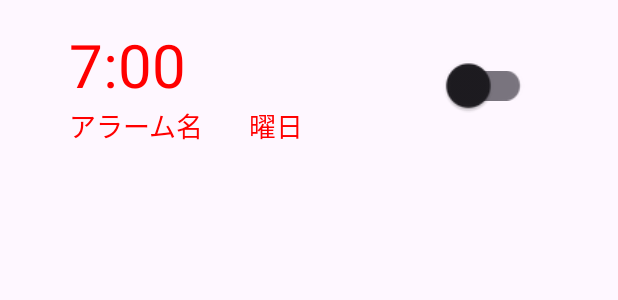
After one commit to t-haruki122/Powerful_Alarm, an Android app: the layout alarm_item.xml on its own in the app's theme, with its tools: preview values and no code run, on a phone screen of 412 x 824 dp. The commit adds this screen. Shown: the top 300 px of the screen. Run offline under Robolectric (Android 15) with nearby library versions, the phone set to English and light mode, and no system bars.

Commit message:
made alarm setting standard

```diff
--- /dev/null
+++ b/app/src/main/res/drawable/add_circle_1.xml
@@ -0,0 +1,5 @@
+<vector xmlns:android="http://schemas.android.com/apk/res/android" android:height="24dp" android:tint="#1459BB" android:viewportHeight="24" android:viewportWidth="24" android:width="24dp">
+
+    <path android:fillColor="@android:color/white" android:pathData="M13,7h-2v4L7,11v2h4v4h2v-4h4v-2h-4L13,7zM12,2C6.48,2 2,6.48 2,12s4.48,10 10,10 10,-4.48 10,-10S17.52,2 12,2zM12,20c-4.41,0 -8,-3.59 -8,-8s3.59,-8 8,-8 8,3.59 8,8 -3.59,8 -8,8z"/>
+
+</vector>
--- /dev/null
+++ b/app/src/main/res/layout/alarm_item.xml
@@ -0,0 +1,55 @@
+<?xml version="1.0" encoding="utf-8"?>
+<androidx.constraintlayout.widget.ConstraintLayout xmlns:android="http://schemas.android.com/apk/res/android"
+    android:layout_width="match_parent"
+    android:layout_height="wrap_content"
+    xmlns:app="http://schemas.android.com/apk/res-auto"
+    android:padding="16dp">
+
+    <TextView
+        android:id="@+id/alarmTime"
+        android:layout_width="wrap_content"
+        android:layout_height="wrap_content"
+        android:text="7:00"
+        android:textColor="#ff0000"
+        android:textSize="40sp"
+        android:layout_marginBottom="4sp"
+        android:paddingLeft="30sp"
+        app:layout_constraintStart_toStartOf="parent"
+        app:layout_constraintTop_toTopOf="parent" />
+
+    <TextView
+        android:id="@+id/alarmName"
+        android:layout_width="wrap_content"
+        android:layout_height="wrap_content"
+        android:text="アラーム名"
+        android:textSize="18sp"
+        android:textColor="#ff0000"
+        android:paddingLeft="30sp"
+        app:layout_constraintStart_toStartOf="@+id/alarmTime"
+        app:layout_constraintTop_toBottomOf="@id/alarmTime"
+        app:layout_constraintBottom_toBottomOf="parent"/>
+
+    <TextView
+        android:id="@+id/dates"
+        android:layout_width="wrap_content"
+        android:layout_height="wrap_content"
+        android:text="曜日"
+        android:textSize="18sp"
+        android:textColor="#ff0000"
+        android:layout_marginLeft="30sp"
+        app:layout_constraintStart_toEndOf="@+id/alarmName"
+        app:layout_constraintBottom_toBottomOf="parent" />
+
+    <androidx.appcompat.widget.SwitchCompat
+        android:id="@+id/onoff"
+        android:layout_width="wrap_content"
+        android:layout_height="wrap_content"
+        android:layout_marginEnd="8dp"
+        android:scaleX="1.45"
+        android:scaleY="1.45"
+        android:paddingRight="30sp"
+        app:layout_constraintTop_toTopOf="parent"
+        app:layout_constraintBottom_toBottomOf="parent"
+        app:layout_constraintEnd_toEndOf="parent"/>
+
+</androidx.constraintlayout.widget.ConstraintLayout>
```
Also changed, not shown: app/src/main/AndroidManifest.xml (+10 -6 lines), app/src/main/java/jp/ac/meijou/android/powerful_alarm/AlarmAdapter.java (added, +64 -0 lines), app/src/main/java/jp/ac/meijou/android/powerful_alarm/AlarmSettings.java (+101 -3 lines), app/src/main/java/jp/ac/meijou/android/powerful_alarm/DatabaseHelper.java (added, +90 -0 lines), app/src/main/java/jp/ac/meijou/android/powerful_alarm/ListItem.java (added, +31 -0 lines), app/src/main/java/jp/ac/meijou/android/powerful_alarm/MainActivity2.java (added, +88 -0 lines), app/src/main/java/jp/ac/meijou/android/powerful_alarm/Util.java (added, +15 -0 lines), app/src/main/res/layout/activity_alarm_settings.xml (+11 -0 lines), app/src/main/res/layout/activity_main2.xml (added, +41 -0 lines), app/src/main/res/values/strings.xml (line endings or trailing spaces).
